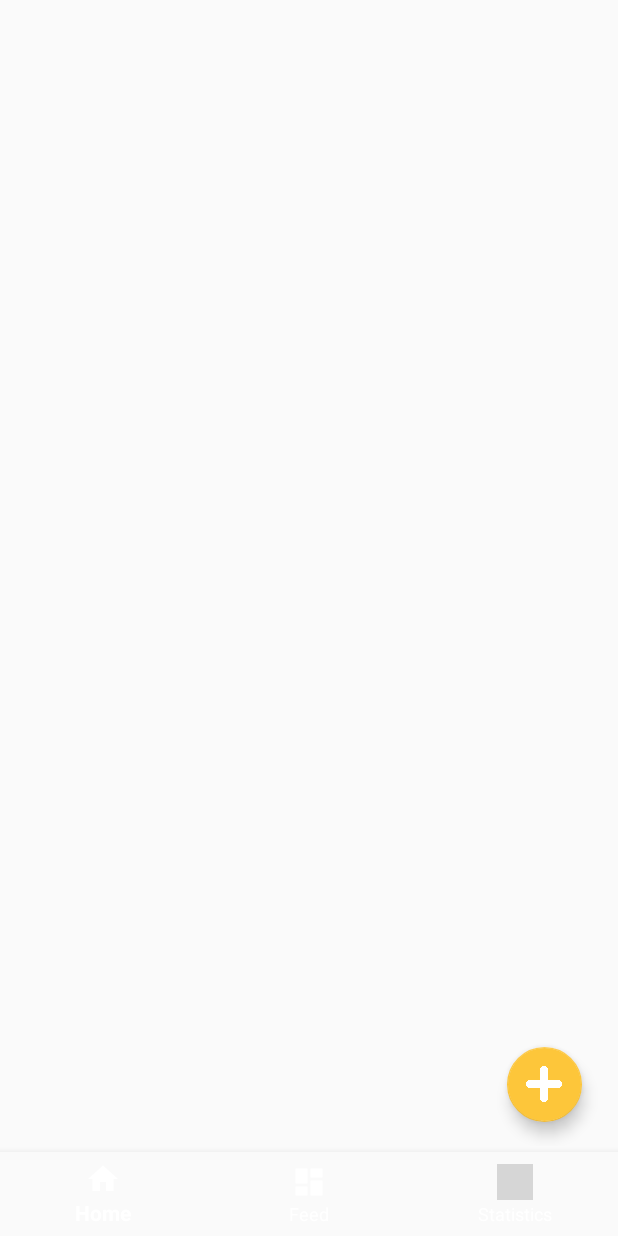
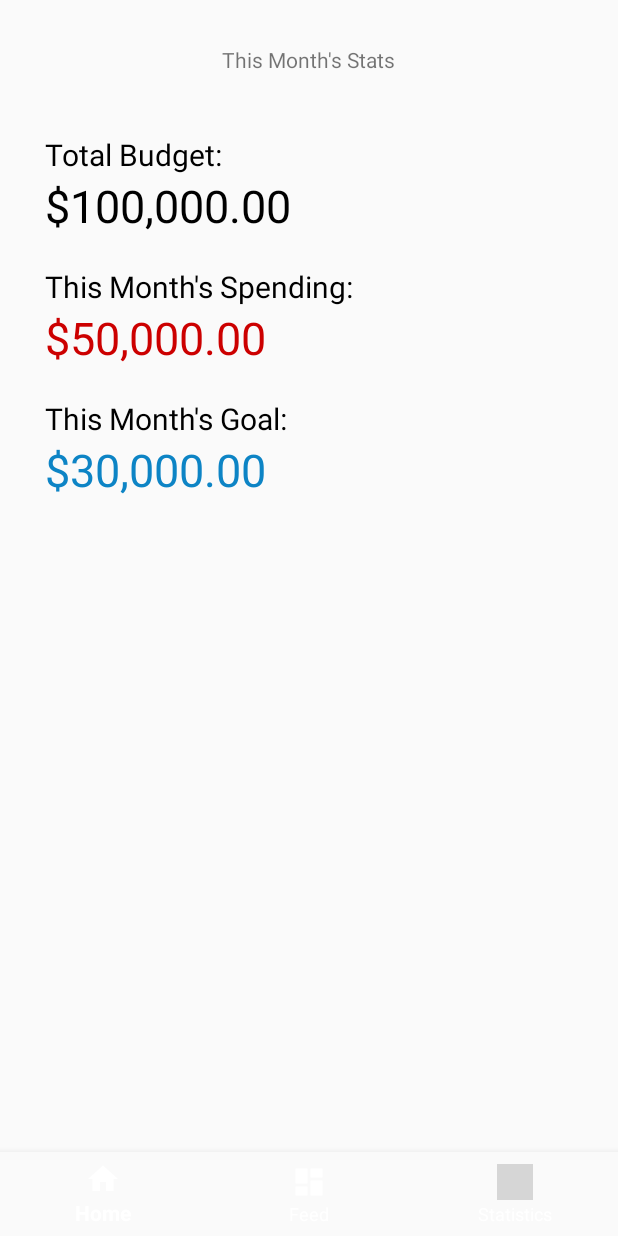
Before and after one commit to katleej/MDB-Inventory, an Android app: the screen it shows after launch once a user with an empty profile is signed in (MainActivity before the commit, StatsActivity after it), item 3 of the bottom bar chosen, on a phone screen of 412 x 824 dp. Run offline under Robolectric (Android 15) with nearby library versions, the phone set to English and light mode, and no system bars; our stand-ins replace Firebase (no records; nobody signed in at launch, a user with empty details on screens opened directly); grey boxes are pictures that could not be loaded.

Commit message:
stats page created

```diff
--- a/app/src/main/AndroidManifest.xml
+++ b/app/src/main/AndroidManifest.xml
@@ -11,7 +11,8 @@
         android:roundIcon="@mipmap/ic_launcher_round"
         android:supportsRtl="true"
         android:theme="@style/Theme.AppCompat.Light.NoActionBar">
-        <activity android:name=".IndividualPurchseActivity"></activity>
+        <activity android:name=".StatsActivity"></activity>
+        <activity android:name=".IndividualPurchseActivity" />
         <activity android:name=".AddNewActivity" />
         <activity android:name=".SignUpActivity" />
         <activity android:name=".MainActivity" />
--- a/app/src/main/java/com/hfad/mdb_inventory/MainActivity.java
+++ b/app/src/main/java/com/hfad/mdb_inventory/MainActivity.java
@@ -42,7 +42,8 @@ public class MainActivity extends AppCompatActivity implements View.OnClickListe
                 case R.id.navigation_dashboard:
                     return false;
                 case R.id.navigation_notifications:
-                    return false;
+                    Intent intent2 = new Intent(getApplicationContext(), StatsActivity.class);
+                    startActivity(intent2);
             }
             return false;
 
--- /dev/null
+++ b/app/src/main/java/com/hfad/mdb_inventory/StatsActivity.java
@@ -0,0 +1,43 @@
+package com.hfad.mdb_inventory;
+
+import androidx.annotation.NonNull;
+import androidx.appcompat.app.AppCompatActivity;
+
+import android.content.Intent;
+import android.os.Bundle;
+import android.view.MenuItem;
+import android.view.View;
+
+import com.google.android.material.bottomnavigation.BottomNavigationView;
+
+public class StatsActivity extends AppCompatActivity {
+
+    private BottomNavigationView.OnNavigationItemSelectedListener mOnNavigationItemSelectedListener
+            = new BottomNavigationView.OnNavigationItemSelectedListener() {
+
+        @Override
+        public boolean onNavigationItemSelected(@NonNull MenuItem item) {
+            switch (item.getItemId()) {
+                case R.id.navigation_home:
+                    Intent intent = new Intent(getApplicationContext(), LoginActivity.class);
+                    startActivity(intent);
+                    return true;
+                case R.id.navigation_dashboard:
+                    Intent intent2 = new Intent(getApplicationContext(), MainActivity.class);
+                    startActivity(intent2);
+                    return true;
+                case R.id.navigation_notifications:
+                    return false;
+            }
+            return false;
+
+        }
+    };
+
+    @Override
+    protected void onCreate(Bundle savedInstanceState) {
+        super.onCreate(savedInstanceState);
+        setContentView(R.layout.activity_stats);
+
+    }
+}
--- /dev/null
+++ b/app/src/main/res/layout/activity_stats.xml
@@ -0,0 +1,83 @@
+<?xml version="1.0" encoding="utf-8"?>
+<androidx.constraintlayout.widget.ConstraintLayout xmlns:android="http://schemas.android.com/apk/res/android"
+    xmlns:app="http://schemas.android.com/apk/res-auto"
+    xmlns:tools="http://schemas.android.com/tools"
+    android:id="@+id/container"
+    android:layout_width="match_parent"
+    android:layout_height="match_parent"
+    tools:context=".MainActivity">
+
+    <LinearLayout
+        android:layout_width="match_parent"
+        android:layout_height="match_parent"
+        android:layout_margin="30dp"
+        android:orientation="vertical">
+
+        <TextView
+            android:layout_width="wrap_content"
+            android:layout_height="wrap_content"
+            android:text="This Month's Stats"
+            android:layout_gravity="center_horizontal"
+            android:layout_marginBottom="40dp"/>
+        <TextView
+            android:layout_width="wrap_content"
+            android:layout_height="wrap_content"
+            android:textSize="20dp"
+            android:textColor="@android:color/black"
+            android:text="Total Budget:"/>
+
+        <TextView
+            android:textColor="@android:color/black"
+            android:layout_width="wrap_content"
+            android:layout_height="wrap_content"
+            android:textSize="30dp"
+            android:text="$100,000.00"
+            android:layout_marginBottom="20dp"/>
+
+        <TextView
+            android:layout_width="wrap_content"
+            android:layout_height="wrap_content"
+            android:textSize="20dp"
+            android:textColor="@android:color/black"
+            android:text="This Month's Spending:"/>
+
+        <TextView
+            android:textColor="@android:color/holo_red_dark"
+            android:layout_width="wrap_content"
+            android:layout_height="wrap_content"
+            android:layout_marginBottom="20dp"
+            android:textSize="30dp"
+            android:text="$50,000.00"/>
+
+        <TextView
+            android:layout_width="wrap_content"
+            android:layout_height="wrap_content"
+            android:textSize="20dp"
+            android:textColor="@android:color/black"
+            android:text="This Month's Goal:"/>
+
+        <TextView
+            android:textColor="@color/mdb_blue"
+            android:layout_width="wrap_content"
+            android:layout_height="wrap_content"
+            android:layout_marginBottom="20dp"
+            android:textSize="30dp"
+            android:text="$30,000.00"/>
+
+
+    </LinearLayout>
+
+    <com.google.android.material.bottomnavigation.BottomNavigationView
+        android:id="@+id/nav_view"
+        android:layout_width="0dp"
+        android:layout_height="wrap_content"
+        android:background="?android:attr/windowBackground"
+        android:backgroundTint="@color/mdb_blue"
+        app:itemIconTint="@android:color/background_light"
+        app:itemTextColor="@android:color/background_light"
+        app:layout_constraintBottom_toBottomOf="parent"
+        app:layout_constraintLeft_toLeftOf="parent"
+        app:layout_constraintRight_toRightOf="parent"
+        app:menu="@menu/bottom_nav_menu" />
+
+</androidx.constraintlayout.widget.ConstraintLayout>
```
